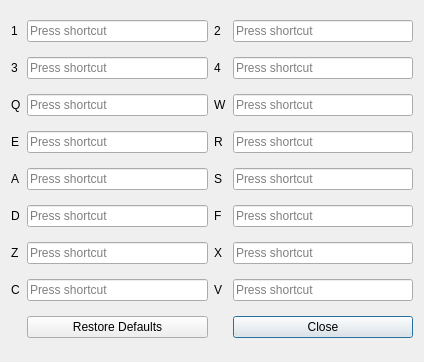
perspace42/Chip-8_Emulator, file Chip8Redo/bindkeys.ui: the form before one commit.
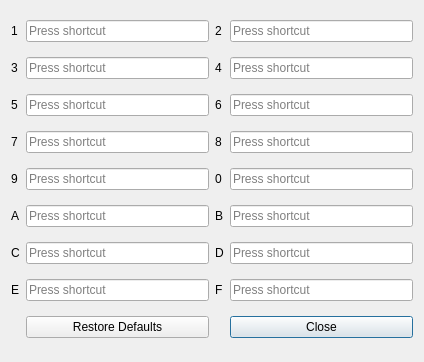
The form after the commit.

Diff of the .ui file:
```diff
--- a/Chip8Redo/bindkeys.ui
+++ b/Chip8Redo/bindkeys.ui
@@ -22,9 +22,9 @@
     </widget>
    </item>
    <item row="10" column="1">
-    <widget class="QLabel" name="label_C">
+    <widget class="QLabel" name="label_E">
      <property name="text">
-      <string>C</string>
+      <string>E</string>
      </property>
     </widget>
    </item>
@@ -59,42 +59,35 @@
    <item row="7" column="3">
     <widget class="QLabel" name="label_S">
      <property name="text">
-      <string>S</string>
+      <string>0</string>
      </property>
     </widget>
    </item>
    <item row="7" column="1">
-    <widget class="QLabel" name="label_A">
+    <widget class="QLabel" name="label_9">
      <property name="text">
-      <string>A</string>
+      <string>9</string>
      </property>
     </widget>
    </item>
    <item row="9" column="1">
-    <widget class="QLabel" name="label_Z">
+    <widget class="QLabel" name="label_C">
      <property name="text">
-      <string>Z</string>
+      <string>C</string>
      </property>
     </widget>
    </item>
    <item row="5" column="3">
     <widget class="QLabel" name="label_W">
      <property name="text">
-      <string>W</string>
+      <string>6</string>
      </property>
     </widget>
    </item>
    <item row="10" column="3">
-    <widget class="QLabel" name="label_V">
+    <widget class="QLabel" name="label_F">
      <property name="text">
-      <string>V</string>
-     </property>
-    </widget>
-   </item>
-   <item row="8" column="1">
-    <widget class="QLabel" name="label_D">
-     <property name="text">
-      <string>D</string>
+      <string>F</string>
      </property>
     </widget>
    </item>
@@ -106,37 +99,37 @@
     </widget>
    </item>
    <item row="8" column="3">
-    <widget class="QLabel" name="label_F">
+    <widget class="QLabel" name="label_B">
      <property name="text">
-      <string>F</string>
+      <string>B</string>
      </property>
     </widget>
    </item>
    <item row="6" column="1">
-    <widget class="QLabel" name="label_E">
+    <widget class="QLabel" name="label_7">
      <property name="text">
-      <string>E</string>
+      <string>7</string>
      </property>
     </widget>
    </item>
    <item row="9" column="3">
-    <widget class="QLabel" name="label_X">
+    <widget class="QLabel" name="label_D">
      <property name="text">
-      <string>X</string>
+      <string>D</string>
      </property>
     </widget>
    </item>
    <item row="5" column="1">
     <widget class="QLabel" name="label_Q">
      <property name="text">
-      <string>Q</string>
+      <string>5</string>
      </property>
     </widget>
    </item>
    <item row="6" column="3">
     <widget class="QLabel" name="label_R">
      <property name="text">
-      <string>R</string>
+      <string>8</string>
      </property>
     </widget>
    </item>
@@ -159,34 +152,41 @@
     <widget class="QKeySequenceEdit" name="keySequenceEdit_W"/>
    </item>
    <item row="6" column="2">
-    <widget class="QKeySequenceEdit" name="keySequenceEdit_E"/>
+    <widget class="QKeySequenceEdit" name="keySequenceEdit_7"/>
    </item>
    <item row="6" column="4">
     <widget class="QKeySequenceEdit" name="keySequenceEdit_R"/>
    </item>
    <item row="7" column="2">
-    <widget class="QKeySequenceEdit" name="keySequenceEdit_A"/>
+    <widget class="QKeySequenceEdit" name="keySequenceEdit_9"/>
    </item>
    <item row="7" column="4">
     <widget class="QKeySequenceEdit" name="keySequenceEdit_S"/>
    </item>
    <item row="8" column="2">
-    <widget class="QKeySequenceEdit" name="keySequenceEdit_D"/>
+    <widget class="QKeySequenceEdit" name="keySequenceEdit_A"/>
    </item>
    <item row="8" column="4">
-    <widget class="QKeySequenceEdit" name="keySequenceEdit_F"/>
+    <widget class="QKeySequenceEdit" name="keySequenceEdit_B"/>
    </item>
    <item row="9" column="2">
-    <widget class="QKeySequenceEdit" name="keySequenceEdit_Z"/>
+    <widget class="QKeySequenceEdit" name="keySequenceEdit_C"/>
    </item>
    <item row="9" column="4">
-    <widget class="QKeySequenceEdit" name="keySequenceEdit_X"/>
+    <widget class="QKeySequenceEdit" name="keySequenceEdit_D"/>
    </item>
    <item row="10" column="2">
-    <widget class="QKeySequenceEdit" name="keySequenceEdit_C"/>
+    <widget class="QKeySequenceEdit" name="keySequenceEdit_E"/>
    </item>
    <item row="10" column="4">
-    <widget class="QKeySequenceEdit" name="keySequenceEdit_V"/>
+    <widget class="QKeySequenceEdit" name="keySequenceEdit_F"/>
+   </item>
+   <item row="8" column="1">
+    <widget class="QLabel" name="label_A">
+     <property name="text">
+      <string>A</string>
+     </property>
+    </widget>
    </item>
   </layout>
  </widget>
```
Left out of the diff: 16 changed lines with no effect on the pictures.
